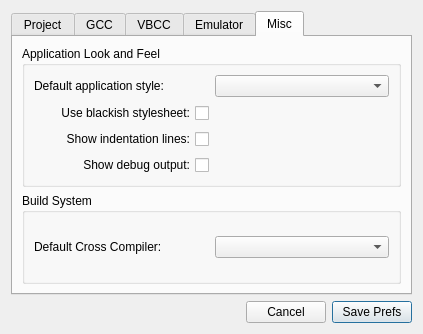
The window that prefsdialog.ui (mbergmann-sh/AmigaED) describes before a commit, drawn with Qt 5.
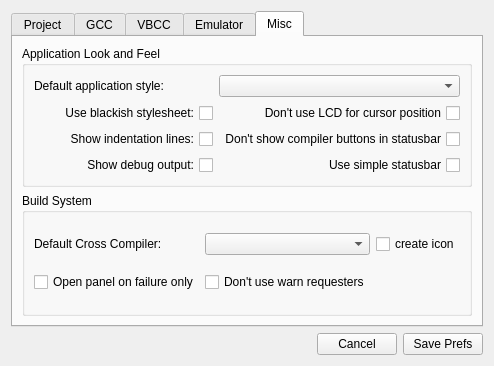
The same window after the commit. Icons and pictures are not drawn.

The edit to the form file:
```diff
--- a/prefsdialog.ui
+++ b/prefsdialog.ui
@@ -6,8 +6,8 @@
    <rect>
     <x>0</x>
     <y>0</y>
-    <width>423</width>
-    <height>334</height>
+    <width>467</width>
+    <height>366</height>
    </rect>
   </property>
   <property name="windowTitle">
@@ -23,29 +23,7 @@
   <property name="modal">
    <bool>true</bool>
   </property>
-  <layout class="QGridLayout" name="gridLayout_2">
-   <item row="1" column="2">
-    <widget class="QPushButton" name="btn_SavePrefs">
-     <property name="text">
-      <string>Save Prefs</string>
-     </property>
-     <property name="icon">
-      <iconset resource="application.qrc">
-       <normaloff>:/images/save.png</normaloff>:/images/save.png</iconset>
-     </property>
-    </widget>
-   </item>
-   <item row="1" column="1">
-    <widget class="QPushButton" name="btn_CancelSave">
-     <property name="text">
-      <string>Cancel</string>
-     </property>
-     <property name="icon">
-      <iconset resource="application.qrc">
-       <normaloff>:/images/fileexit.png</normaloff>:/images/fileexit.png</iconset>
-     </property>
-    </widget>
-   </item>
+  <layout class="QGridLayout" name="gridLayout_9">
    <item row="0" column="0" colspan="3">
     <widget class="QTabWidget" name="tabWidget">
      <property name="currentIndex">
@@ -843,14 +821,47 @@
          <property name="title">
           <string>Application Look and Feel</string>
          </property>
-         <layout class="QGridLayout" name="gridLayout_9">
-          <item row="3" column="0">
-           <widget class="QCheckBox" name="checkBoxDebugOutput">
+         <layout class="QGridLayout" name="gridLayout_2">
+          <item row="0" column="0">
+           <widget class="QLabel" name="label_28">
+            <property name="text">
+             <string>Default application style:</string>
+            </property>
+           </widget>
+          </item>
+          <item row="0" column="1">
+           <widget class="QComboBox" name="comboBoxDefaultStyle">
+            <property name="toolTip">
+             <string>Select default Application style (only styles that are available on your system will be shown!)</string>
+            </property>
+           </widget>
+          </item>
+          <item row="1" column="0">
+           <widget class="QCheckBox" name="checkBoxStylesheet">
+            <property name="toolTip">
+             <string>Activate a dark-style look for this application</string>
+            </property>
             <property name="layoutDirection">
              <enum>Qt::RightToLeft</enum>
             </property>
             <property name="text">
-             <string>Show debug output:</string>
+             <string>Use blackish stylesheet:</string>
+            </property>
+            <property name="checkable">
+             <bool>true</bool>
+            </property>
+           </widget>
+          </item>
+          <item row="1" column="1">
+           <widget class="QCheckBox" name="checkBoxNoLCD">
+            <property name="toolTip">
+             <string>Use standard text widgets for cursor position</string>
+            </property>
+            <property name="layoutDirection">
+             <enum>Qt::RightToLeft</enum>
+            </property>
+            <property name="text">
+             <string>Don't use LCD for cursor position</string>
             </property>
             <property name="checkable">
              <bool>true</bool>
@@ -870,28 +881,53 @@
             </property>
            </widget>
           </item>
-          <item row="1" column="0">
-           <widget class="QCheckBox" name="checkBoxStylesheet">
+          <item row="2" column="1">
+           <widget class="QCheckBox" name="checkBoxNoCompileButton">
+            <property name="toolTip">
+             <string>Hide compiler selection and compile buttons from statusbar</string>
+            </property>
             <property name="layoutDirection">
              <enum>Qt::RightToLeft</enum>
             </property>
             <property name="text">
-             <string>Use blackish stylesheet:</string>
+             <string>Don't show compiler buttons in statusbar</string>
             </property>
             <property name="checkable">
              <bool>true</bool>
             </property>
            </widget>
           </item>
-          <item row="0" column="0">
-           <widget class="QLabel" name="label_28">
+          <item row="3" column="0">
+           <widget class="QCheckBox" name="checkBoxDebugOutput">
+            <property name="toolTip">
+             <string>Show debug output (only usefull for developers in order to enhange Amiga Cross Editor!)</string>
+            </property>
+            <property name="layoutDirection">
+             <enum>Qt::RightToLeft</enum>
+            </property>
             <property name="text">
-             <string>Default application style:</string>
+             <string>Show debug output:</string>
             </property>
+            <property name="checkable">
+             <bool>true</bool>
+            </property>
            </widget>
           </item>
-          <item row="0" column="1">
-           <widget class="QComboBox" name="comboBoxDefaultStyle"/>
+          <item row="3" column="1">
+           <widget class="QCheckBox" name="checkBoxSimpleStatusbar">
+            <property name="toolTip">
+             <string>use a simple statusbar without any gimmicks</string>
+            </property>
+            <property name="layoutDirection">
+             <enum>Qt::RightToLeft</enum>
+            </property>
+            <property name="text">
+             <string>Use simple statusbar</string>
+            </property>
+            <property name="checkable">
+             <bool>true</bool>
+            </property>
+           </widget>
           </item>
          </layout>
         </widget>
@@ -902,6 +938,16 @@
           <string>Build System</string>
          </property>
          <layout class="QGridLayout" name="gridLayout_11">
+          <item row="1" column="1">
+           <widget class="QCheckBox" name="checkBoxWarnRequesters">
+            <property name="toolTip">
+             <string>&lt;html&gt;&lt;head/&gt;&lt;body&gt;&lt;p&gt;Dont' show messageboxes on compilation finished or failed&lt;/p&gt;&lt;/body&gt;&lt;/html&gt;</string>
+            </property>
+            <property name="text">
+             <string>Don't use warn requesters</string>
+            </property>
+           </widget>
+          </item>
           <item row="0" column="0">
            <widget class="QLabel" name="label_31">
             <property name="text">
@@ -909,8 +955,29 @@
             </property>
            </widget>
           </item>
+          <item row="1" column="0">
+           <widget class="QCheckBox" name="checkBoxOpenOnFail">
+            <property name="toolTip">
+             <string>&lt;html&gt;&lt;head/&gt;&lt;body&gt;&lt;p&gt;Open output console on compiler failure only&lt;/p&gt;&lt;/body&gt;&lt;/html&gt;</string>
+            </property>
+            <property name="text">
+             <string>Open panel on failure only</string>
+            </property>
+           </widget>
+          </item>
           <item row="0" column="1">
-           <widget class="QComboBox" name="comboBoxDefaultCompiler"/>
+           <widget class="QComboBox" name="comboBoxDefaultCompiler">
+            <property name="toolTip">
+             <string>Select default cross compiler to use</string>
+            </property>
+           </widget>
+          </item>
+          <item row="0" column="2">
+           <widget class="QCheckBox" name="checkBoxCreateIcon">
+            <property name="text">
+             <string>create icon</string>
+            </property>
+           </widget>
           </item>
          </layout>
         </widget>
@@ -932,6 +999,28 @@
      </property>
     </spacer>
    </item>
+   <item row="1" column="1">
+    <widget class="QPushButton" name="btn_CancelSave">
+     <property name="text">
+      <string>Cancel</string>
+     </property>
+     <property name="icon">
+      <iconset resource="application.qrc">
+       <normaloff>:/images/fileexit.png</normaloff>:/images/fileexit.png</iconset>
+     </property>
+    </widget>
+   </item>
+   <item row="1" column="2">
+    <widget class="QPushButton" name="btn_SavePrefs">
+     <property name="text">
+      <string>Save Prefs</string>
+     </property>
+     <property name="icon">
+      <iconset resource="application.qrc">
+       <normaloff>:/images/save.png</normaloff>:/images/save.png</iconset>
+     </property>
+    </widget>
+   </item>
   </layout>
  </widget>
  <resources>
```
Left out of the diff: 53 changed lines with no effect on the pictures.
